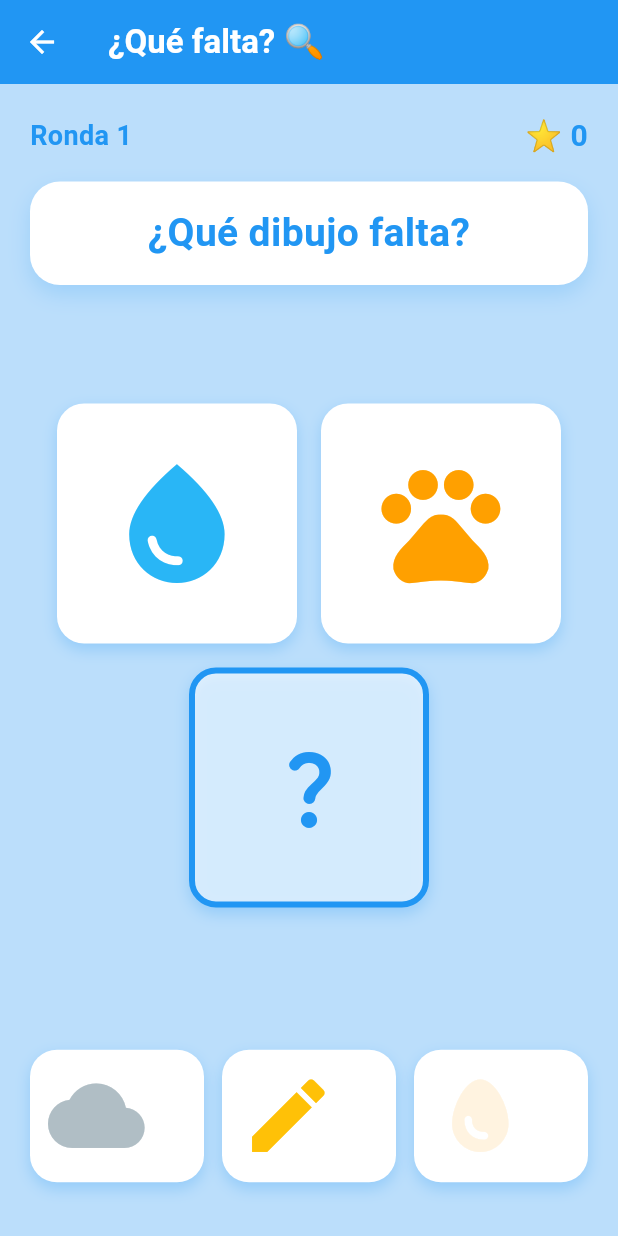
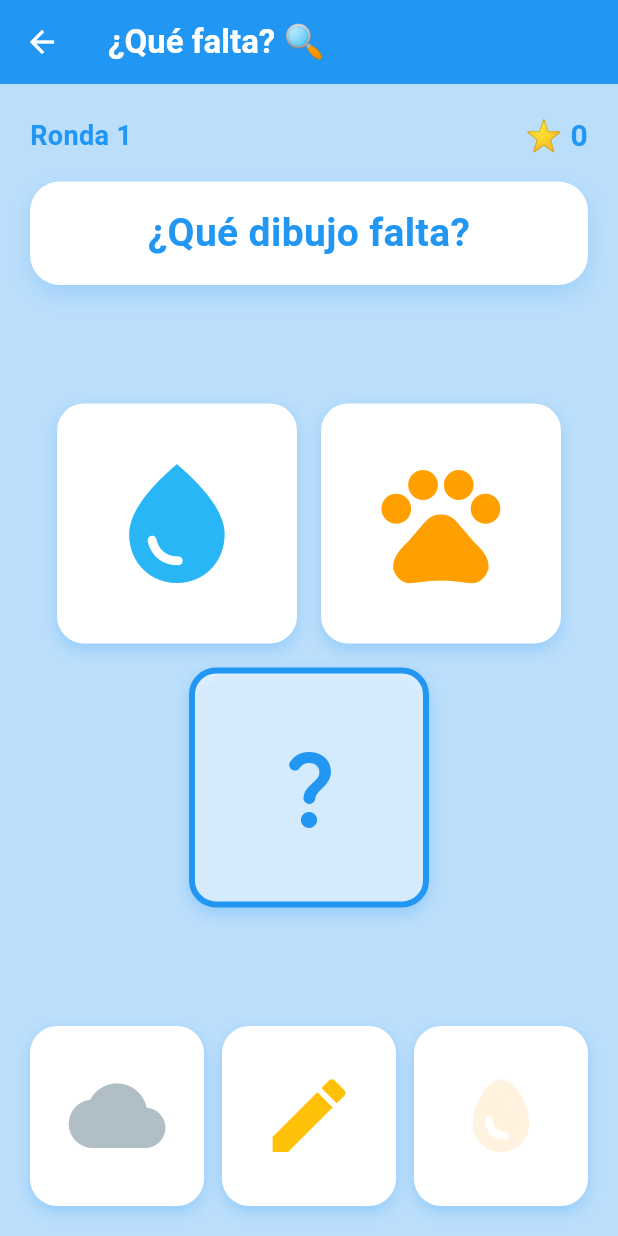
Before and after one commit to Nanielitow/PictoLearn, a Flutter app: the QueFaltaScreen screen opened by its route, after a tap on "¡Ya los vi! 👀", on a phone screen of 412 x 824 dp. Run offline on Flutter 3.47's test engine with Material 3 defaults, Android fonts, the phone set to English and light mode, and no system bars; our stand-ins replace cloud_firestore, firebase_auth, firebase_core, flutter_tts, go_router; accounts and stored records are empty; network calls fail.

Commit message:
Nuevo juego Conecta palabras, ruta en main y widget GameTile compartido

```diff
--- a/lib/main.dart
+++ b/lib/main.dart
@@ -9,6 +9,7 @@ import 'package:pictolearn/pages/register.dart';
 import 'package:pictolearn/pages/juegoRompecabezas.dart';
 import 'package:pictolearn/services/go_router_refresh_stream.dart';
 import 'package:pictolearn/firebase_options.dart';
+import 'package:pictolearn/pages/conectaPalabras.dart';
 import 'package:pictolearn/pages/matchGame.dart';
 import 'package:pictolearn/pages/queFalta.dart';
 
@@ -76,6 +77,10 @@ class MainApp extends StatelessWidget {
           path: '/queFalta',
           builder: (context, state) => const QueFaltaScreen()
           ),
+        GoRoute(
+          path: '/conectaPalabras',
+          builder: (context, state) => const ConectaPalabrasScreen()
+          ),
         ]
       );
 
--- a/lib/models/pictogram.dart
+++ b/lib/models/pictogram.dart
@@ -1,15 +1,15 @@
 import 'package:flutter/material.dart';
 
-/// Representa un pictograma: una palabra en inglés (lo que se enseña),
-/// su traducción en español (para la instrucción hablada al niño),
-/// y un ícono que lo representa visualmente.
+/// Representa un pictograma de vocabulario en español.
 ///
-/// Cuando tengas imágenes reales de pictogramas, agrega un campo
-/// `imagePath` opcional aquí y úsalo en vez del ícono en
-/// PictogramCard (mira el comentario en matchGame.dart).
+/// - [translation]: la palabra en español. Es lo que se muestra y se dice
+///   en voz alta al niño (lo que se enseña).
+/// - [word]: el nombre en inglés. Solo se usa como llave para buscar la
+///   imagen en ARASAAC (y como identificador único); no se muestra.
+/// - [icon] y [color]: respaldo visual cuando no hay imagen real.
 class Pictogram {
-  final String word; // palabra en inglés, lo que se enseña
-  final String translation; // traducción en español, para instrucciones
+  final String word; // nombre en inglés: llave para buscar la imagen
+  final String translation; // palabra en español: lo que se enseña
   final IconData icon;
   final Color color;
 
--- a/lib/pages/queFalta.dart
+++ b/lib/pages/queFalta.dart
@@ -6,7 +6,7 @@ import 'package:pictolearn/services/pictogram_image_service.dart';
 import 'package:pictolearn/services/tts_service.dart';
 import 'package:pictolearn/theme/app_colors.dart';
 import 'package:pictolearn/widgets/game_exit.dart';
-import 'package:pictolearn/widgets/pictogram_image.dart';
+import 'package:pictolearn/widgets/game_tile.dart';
 
 /// Juego "¿Qué falta?" (memoria visual).
 ///
@@ -254,7 +254,7 @@ class _QueFaltaScreenState extends State<QueFaltaScreen> {
 
     // Durante la adivinanza, el espacio del que falta muestra un "?".
     if (isMissingSlot && _phase == _Phase.guess) {
-      return _Tile(
+      return GameTile(
         fillColor: Colors.white.withOpacity(0.6),
         borderColor: primaryBlue,
         child: const Center(
@@ -266,13 +266,13 @@ class _QueFaltaScreenState extends State<QueFaltaScreen> {
     // Al revelar la respuesta, el que faltaba aparece con borde verde.
     final revealed = isMissingSlot && _phase == _Phase.result;
 
-    return _Tile(
+    return GameTile(
       borderColor: revealed ? Colors.green : Colors.transparent,
       // Solo se puede tocar para escuchar mientras se memoriza.
       onTap: _phase == _Phase.memorize
           ? () => _tts.speak(pictogram.translation)
           : null,
-      child: _TileImage(pictogram: pictogram),
+      child: GameTileImage(pictogram: pictogram),
     );
   }
 
@@ -332,12 +332,13 @@ class _QueFaltaScreenState extends State<QueFaltaScreen> {
       }
     }
 
-    return _Tile(
+    return GameTile(
       borderColor: border,
       onTap: () => _onOptionTap(option),
       child: Stack(
+        fit: StackFit.expand,
         children: [
-          _TileImage(pictogram: option),
+          GameTileImage(pictogram: option),
           if (badge != null)
             Positioned(
               top: 0,
@@ -349,65 +350,3 @@ class _QueFaltaScreenState extends State<QueFaltaScreen> {
     );
   }
 }
-
-/// Tarjeta blanca redondeada con borde de feedback (verde/rojo).
-class _Tile extends StatelessWidget {
-  final Widget child;
-  final Color borderColor;
-  final Color fillColor;
-  final VoidCallback? onTap;
-
-  const _Tile({
-    required this.child,
-    this.borderColor = Colors.transparent,
-    this.fillColor = Colors.white,
-    this.onTap,
-  });
-
-  @override
-  Widget build(BuildContext context) {
-    return GestureDetector(
-      onTap: onTap,
-      child: AnimatedContainer(
-        duration: const Duration(milliseconds: 200),
-        padding: const EdgeInsets.all(8),
-        decoration: BoxDecoration(
-          color: fillColor,
-          borderRadius: BorderRadius.circular(18),
-          border: Border.all(color: borderColor, width: 4),
-          boxShadow: [
-            BoxShadow(
-              color: primaryBlueShadow,
-              blurRadius: 8,
-              offset: const Offset(0, 4),
-            ),
-          ],
-        ),
-        child: child,
-      ),
-    );
-  }
-
-  static const Color primaryBlueShadow = Color(0x402196F3);
-}
-
-/// Imagen del pictograma que se ajusta al tamaño de su tarjeta; el ícono
-/// de respaldo escala con ella.
-class _TileImage extends StatelessWidget {
-  final Pictogram pictogram;
-
-  const _TileImage({required this.pictogram});
-
-  @override
-  Widget build(BuildContext context) {
-    return LayoutBuilder(
-      builder: (context, constraints) {
-        final side = constraints.biggest.shortestSide;
-        return PictogramImage(
-          pictogram: pictogram,
-          fallbackIconSize: side.isFinite ? side * 0.7 : 80,
-        );
-      },
-    );
-  }
-}
--- /dev/null
+++ b/lib/widgets/game_tile.dart
@@ -0,0 +1,70 @@
+import 'package:flutter/material.dart';
+
+import 'package:pictolearn/models/pictogram.dart';
+import 'package:pictolearn/widgets/pictogram_image.dart';
+
+/// Tarjeta blanca redondeada con borde de feedback (verde/rojo/azul).
+/// Es la "casilla" estándar que usan los juegos para mostrar pictogramas.
+class GameTile extends StatelessWidget {
+  final Widget child;
+  final Color borderColor;
+  final Color fillColor;
+  final VoidCallback? onTap;
+
+  const GameTile({
+    super.key,
+    required this.child,
+    this.borderColor = Colors.transparent,
+    this.fillColor = Colors.white,
+    this.onTap,
+  });
+
+  static const Color _shadowColor = Color(0x402196F3);
+
+  @override
+  Widget build(BuildContext context) {
+    return GestureDetector(
+      onTap: onTap,
+      child: AnimatedContainer(
+        duration: const Duration(milliseconds: 200),
+        padding: const EdgeInsets.all(8),
+        decoration: BoxDecoration(
+          color: fillColor,
+          borderRadius: BorderRadius.circular(18),
+          border: Border.all(color: borderColor, width: 4),
+          boxShadow: const [
+            BoxShadow(
+              color: _shadowColor,
+              blurRadius: 8,
+              offset: Offset(0, 4),
+            ),
+          ],
+        ),
+        child: child,
+      ),
+    );
+  }
+}
+
+/// Imagen del pictograma que llena su tarjeta; el ícono de respaldo
+/// escala con el tamaño disponible.
+class GameTileImage extends StatelessWidget {
+  final Pictogram pictogram;
+
+  const GameTileImage({super.key, required this.pictogram});
+
+  @override
+  Widget build(BuildContext context) {
+    return LayoutBuilder(
+      builder: (context, constraints) {
+        final side = constraints.biggest.shortestSide;
+        return SizedBox.expand(
+          child: PictogramImage(
+            pictogram: pictogram,
+            fallbackIconSize: side.isFinite ? side * 0.7 : 80,
+          ),
+        );
+      },
+    );
+  }
+}
```
Also changed, not shown: lib/pages/conectaPalabras.dart (added, +369 -0 lines), 1 other file.
